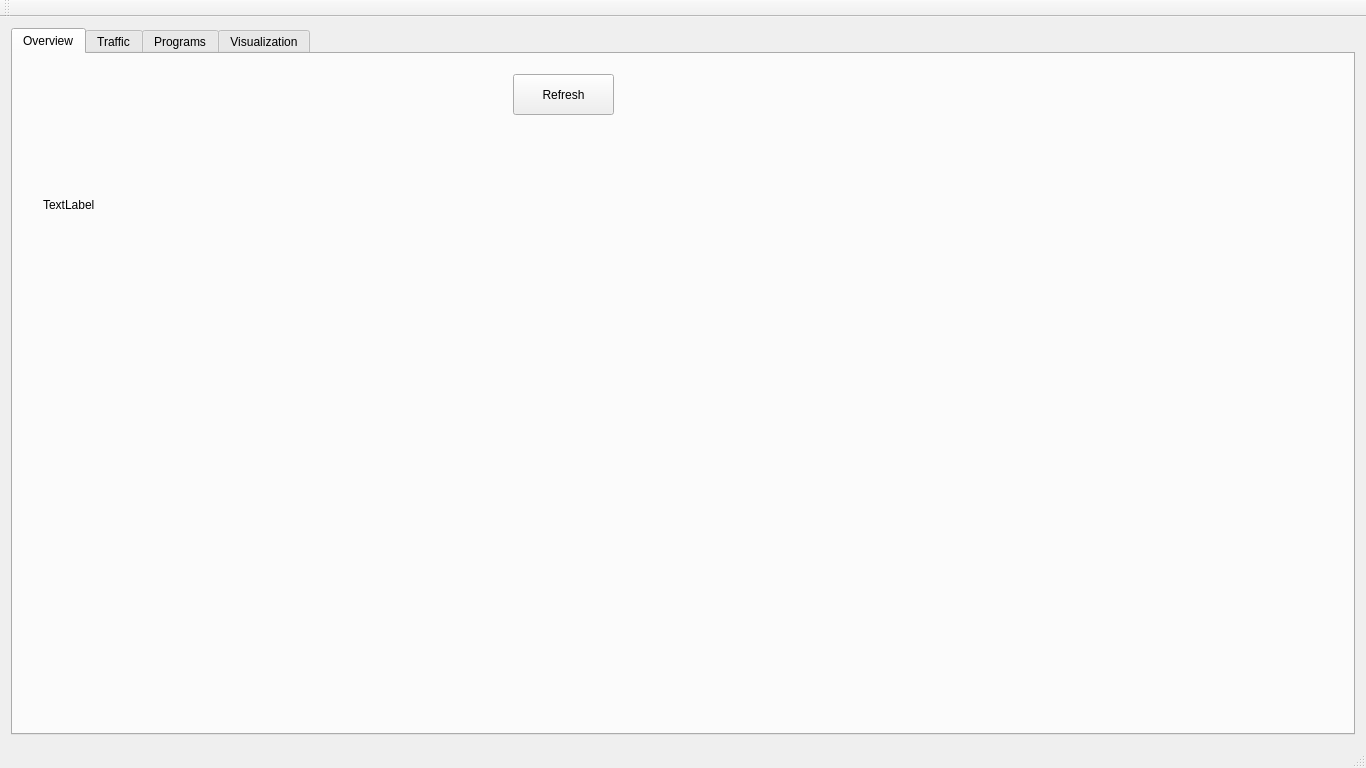
Before: the Qt Designer form overview.ui in achow101/NetPriv, drawn with Qt 5.
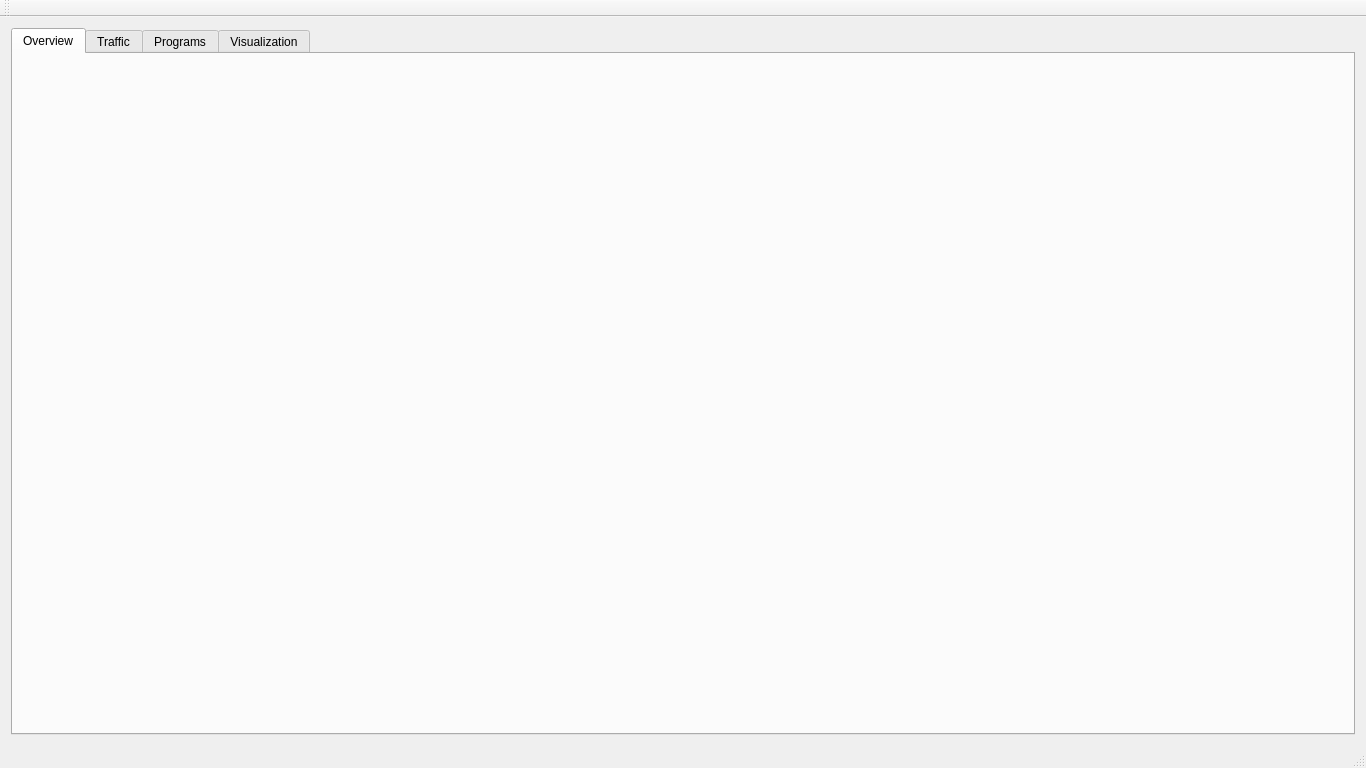
After: the same form once the commit is applied. The open tabs and pages were chosen to show the change.

Patch:
```diff
--- a/overview.ui
+++ b/overview.ui
@@ -54,32 +54,6 @@
        <attribute name="title">
         <string>Overview</string>
        </attribute>
-       <widget class="QLabel" name="label">
-        <property name="geometry">
-         <rect>
-          <x>30</x>
-          <y>20</y>
-          <width>191</width>
-          <height>261</height>
-         </rect>
-        </property>
-        <property name="text">
-         <string>TextLabel</string>
-        </property>
-       </widget>
-       <widget class="QPushButton" name="pushButton">
-        <property name="geometry">
-         <rect>
-          <x>500</x>
-          <y>20</y>
-          <width>101</width>
-          <height>41</height>
-         </rect>
-        </property>
-        <property name="text">
-         <string>Refresh</string>
-        </property>
-       </widget>
       </widget>
       <widget class="QWidget" name="tab_2">
        <attribute name="title">
```
Left out of the diff: 17 changed lines with no effect on the pictures.
